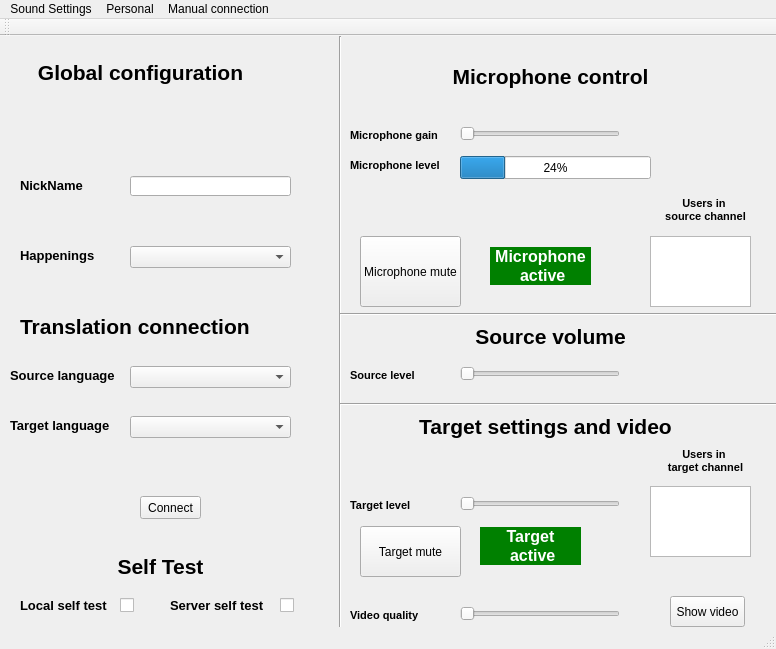
Old version of the form TT_RemoteTranslation/remotetranslatorui.ui in the repository valikl/remote-translator.
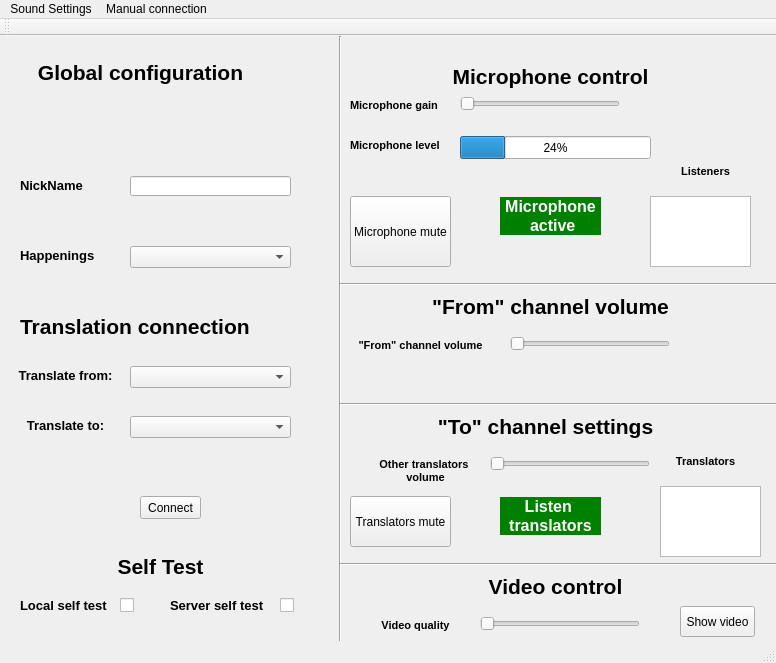
New version of the form.

```diff
--- a/TT_RemoteTranslation/remotetranslatorui.ui
+++ b/TT_RemoteTranslation/remotetranslatorui.ui
@@ -7,7 +7,7 @@
     <x>0</x>
     <y>0</y>
     <width>776</width>
-    <height>649</height>
+    <height>663</height>
    </rect>
   </property>
   <property name="windowTitle">
@@ -119,7 +119,7 @@
 &lt;html&gt;&lt;head&gt;&lt;meta name=&quot;qrichtext&quot; content=&quot;1&quot; /&gt;&lt;style type=&quot;text/css&quot;&gt;
 p, li { white-space: pre-wrap; }
 &lt;/style&gt;&lt;/head&gt;&lt;body style=&quot; font-family:'MS Shell Dlg 2'; font-size:8.25pt; font-weight:400; font-style:normal;&quot;&gt;
-&lt;p style=&quot; margin-top:0px; margin-bottom:0px; margin-left:0px; margin-right:0px; -qt-block-indent:0; text-indent:0px;&quot;&gt;&lt;span style=&quot; font-size:10pt; font-weight:600;&quot;&gt;Source language&lt;/span&gt;&lt;/p&gt;&lt;/body&gt;&lt;/html&gt;</string>
+&lt;p align=&quot;center&quot; style=&quot; margin-top:0px; margin-bottom:0px; margin-left:0px; margin-right:0px; -qt-block-indent:0; text-indent:0px;&quot;&gt;&lt;span style=&quot; font-size:10pt; font-weight:600;&quot;&gt;Translate from:&lt;/span&gt;&lt;/p&gt;&lt;/body&gt;&lt;/html&gt;</string>
     </property>
    </widget>
    <widget class="QLabel" name="label_5">
@@ -136,7 +136,7 @@
 &lt;html&gt;&lt;head&gt;&lt;meta name=&quot;qrichtext&quot; content=&quot;1&quot; /&gt;&lt;style type=&quot;text/css&quot;&gt;
 p, li { white-space: pre-wrap; }
 &lt;/style&gt;&lt;/head&gt;&lt;body style=&quot; font-family:'MS Shell Dlg 2'; font-size:8.25pt; font-weight:400; font-style:normal;&quot;&gt;
-&lt;p style=&quot; margin-top:0px; margin-bottom:0px; margin-left:0px; margin-right:0px; -qt-block-indent:0; text-indent:0px;&quot;&gt;&lt;span style=&quot; font-size:10pt; font-weight:600;&quot;&gt;Target language&lt;/span&gt;&lt;/p&gt;&lt;/body&gt;&lt;/html&gt;</string>
+&lt;p align=&quot;center&quot; style=&quot; margin-top:0px; margin-bottom:0px; margin-left:0px; margin-right:0px; -qt-block-indent:0; text-indent:0px;&quot;&gt;&lt;span style=&quot; font-size:10pt; font-weight:600;&quot;&gt;Translate to:&lt;/span&gt;&lt;/p&gt;&lt;/body&gt;&lt;/html&gt;</string>
     </property>
    </widget>
    <widget class="QLabel" name="label_6">
@@ -237,7 +237,7 @@
     <property name="geometry">
      <rect>
       <x>460</x>
-      <y>90</y>
+      <y>60</y>
       <width>160</width>
       <height>16</height>
      </rect>
@@ -250,7 +250,7 @@
     <property name="geometry">
      <rect>
       <x>350</x>
-      <y>90</y>
+      <y>60</y>
       <width>111</width>
       <height>20</height>
      </rect>
@@ -269,7 +269,7 @@
       <x>330</x>
       <y>0</y>
       <width>20</width>
-      <height>601</height>
+      <height>631</height>
      </rect>
     </property>
     <property name="orientation">
@@ -280,7 +280,7 @@
     <property name="geometry">
      <rect>
       <x>460</x>
-      <y>120</y>
+      <y>100</y>
       <width>191</width>
       <height>23</height>
      </rect>
@@ -293,7 +293,7 @@
     <property name="geometry">
      <rect>
       <x>350</x>
-      <y>120</y>
+      <y>100</y>
       <width>111</width>
       <height>20</height>
      </rect>
@@ -309,8 +309,8 @@
    <widget class="QPushButton" name="MicMuteBut">
     <property name="geometry">
      <rect>
-      <x>360</x>
-      <y>200</y>
+      <x>350</x>
+      <y>160</y>
       <width>101</width>
       <height>71</height>
      </rect>
@@ -322,8 +322,8 @@
    <widget class="QLabel" name="MicStatusLbl">
     <property name="geometry">
      <rect>
-      <x>490</x>
-      <y>200</y>
+      <x>500</x>
+      <y>150</y>
       <width>101</width>
       <height>61</height>
      </rect>
@@ -341,7 +341,7 @@
     <property name="geometry">
      <rect>
       <x>340</x>
-      <y>270</y>
+      <y>240</y>
       <width>441</width>
       <height>16</height>
      </rect>
@@ -354,7 +354,7 @@
     <property name="geometry">
      <rect>
       <x>420</x>
-      <y>280</y>
+      <y>250</y>
       <width>261</width>
       <height>41</height>
      </rect>
@@ -364,15 +364,15 @@
 &lt;html&gt;&lt;head&gt;&lt;meta name=&quot;qrichtext&quot; content=&quot;1&quot; /&gt;&lt;style type=&quot;text/css&quot;&gt;
 p, li { white-space: pre-wrap; }
 &lt;/style&gt;&lt;/head&gt;&lt;body style=&quot; font-family:'MS Shell Dlg 2'; font-size:8.25pt; font-weight:400; font-style:normal;&quot;&gt;
-&lt;p align=&quot;center&quot; style=&quot; margin-top:0px; margin-bottom:0px; margin-left:0px; margin-right:0px; -qt-block-indent:0; text-indent:0px;&quot;&gt;&lt;span style=&quot; font-size:16pt; font-weight:600;&quot;&gt;Source volume&lt;/span&gt;&lt;/p&gt;&lt;/body&gt;&lt;/html&gt;</string>
+&lt;p align=&quot;center&quot; style=&quot; margin-top:0px; margin-bottom:0px; margin-left:0px; margin-right:0px; -qt-block-indent:0; text-indent:0px;&quot;&gt;&lt;span style=&quot; font-size:16pt; font-weight:600;&quot;&gt;&amp;quot;From&amp;quot; channel volume&lt;/span&gt;&lt;/p&gt;&lt;/body&gt;&lt;/html&gt;</string>
     </property>
    </widget>
    <widget class="QLabel" name="label_15">
     <property name="geometry">
      <rect>
       <x>350</x>
-      <y>330</y>
-      <width>111</width>
+      <y>300</y>
+      <width>141</width>
       <height>20</height>
      </rect>
     </property>
@@ -381,14 +381,14 @@
 &lt;html&gt;&lt;head&gt;&lt;meta name=&quot;qrichtext&quot; content=&quot;1&quot; /&gt;&lt;style type=&quot;text/css&quot;&gt;
 p, li { white-space: pre-wrap; }
 &lt;/style&gt;&lt;/head&gt;&lt;body style=&quot; font-family:'MS Shell Dlg 2'; font-size:8.25pt; font-weight:400; font-style:normal;&quot;&gt;
-&lt;p style=&quot; margin-top:0px; margin-bottom:0px; margin-left:0px; margin-right:0px; -qt-block-indent:0; text-indent:0px;&quot;&gt;&lt;span style=&quot; font-size:8pt; font-weight:600;&quot;&gt;Source level&lt;/span&gt;&lt;/p&gt;&lt;/body&gt;&lt;/html&gt;</string>
+&lt;p align=&quot;center&quot; style=&quot; margin-top:0px; margin-bottom:0px; margin-left:0px; margin-right:0px; -qt-block-indent:0; text-indent:0px;&quot;&gt;&lt;span style=&quot; font-size:8pt; font-weight:600;&quot;&gt;&amp;quot;From&amp;quot; channel volume&lt;/span&gt;&lt;/p&gt;&lt;/body&gt;&lt;/html&gt;</string>
     </property>
    </widget>
    <widget class="QSlider" name="SrcLevelSld">
     <property name="geometry">
      <rect>
-      <x>460</x>
-      <y>330</y>
+      <x>510</x>
+      <y>300</y>
       <width>160</width>
       <height>16</height>
      </rect>
@@ -401,7 +401,7 @@
     <property name="geometry">
      <rect>
       <x>650</x>
-      <y>200</y>
+      <y>160</y>
       <width>101</width>
       <height>71</height>
      </rect>
@@ -411,7 +411,7 @@
     <property name="geometry">
      <rect>
       <x>650</x>
-      <y>159</y>
+      <y>120</y>
       <width>111</width>
       <height>31</height>
      </rect>
@@ -421,8 +421,7 @@
 &lt;html&gt;&lt;head&gt;&lt;meta name=&quot;qrichtext&quot; content=&quot;1&quot; /&gt;&lt;style type=&quot;text/css&quot;&gt;
 p, li { white-space: pre-wrap; }
 &lt;/style&gt;&lt;/head&gt;&lt;body style=&quot; font-family:'MS Shell Dlg 2'; font-size:8.25pt; font-weight:400; font-style:normal;&quot;&gt;
-&lt;p align=&quot;center&quot; style=&quot; margin-top:0px; margin-bottom:0px; margin-left:0px; margin-right:0px; -qt-block-indent:0; text-indent:0px;&quot;&gt;&lt;span style=&quot; font-size:8pt; font-weight:600;&quot;&gt;Users in &lt;/span&gt;&lt;/p&gt;
-&lt;p align=&quot;center&quot; style=&quot; margin-top:0px; margin-bottom:0px; margin-left:0px; margin-right:0px; -qt-block-indent:0; text-indent:0px;&quot;&gt;&lt;span style=&quot; font-size:8pt; font-weight:600;&quot;&gt;source channel&lt;/span&gt;&lt;/p&gt;&lt;/body&gt;&lt;/html&gt;</string>
+&lt;p align=&quot;center&quot; style=&quot; margin-top:0px; margin-bottom:0px; margin-left:0px; margin-right:0px; -qt-block-indent:0; text-indent:0px;&quot;&gt;&lt;span style=&quot; font-size:8pt; font-weight:600;&quot;&gt;Listeners&lt;/span&gt;&lt;/p&gt;&lt;/body&gt;&lt;/html&gt;</string>
     </property>
    </widget>
    <widget class="QLabel" name="label_17">
@@ -439,14 +438,13 @@
 &lt;html&gt;&lt;head&gt;&lt;meta name=&quot;qrichtext&quot; content=&quot;1&quot; /&gt;&lt;style type=&quot;text/css&quot;&gt;
 p, li { white-space: pre-wrap; }
 &lt;/style&gt;&lt;/head&gt;&lt;body style=&quot; font-family:'MS Shell Dlg 2'; font-size:8.25pt; font-weight:400; font-style:normal;&quot;&gt;
-&lt;p align=&quot;center&quot; style=&quot; margin-top:0px; margin-bottom:0px; margin-left:0px; margin-right:0px; -qt-block-indent:0; text-indent:0px;&quot;&gt;&lt;span style=&quot; font-size:8pt; font-weight:600;&quot;&gt;Users in &lt;/span&gt;&lt;/p&gt;
-&lt;p align=&quot;center&quot; style=&quot; margin-top:0px; margin-bottom:0px; margin-left:0px; margin-right:0px; -qt-block-indent:0; text-indent:0px;&quot;&gt;&lt;span style=&quot; font-size:8pt; font-weight:600;&quot;&gt;target channel&lt;/span&gt;&lt;/p&gt;&lt;/body&gt;&lt;/html&gt;</string>
+&lt;p align=&quot;center&quot; style=&quot; margin-top:0px; margin-bottom:0px; margin-left:0px; margin-right:0px; -qt-block-indent:0; text-indent:0px;&quot;&gt;&lt;span style=&quot; font-size:8pt; font-weight:600;&quot;&gt;Translators&lt;/span&gt;&lt;/p&gt;&lt;/body&gt;&lt;/html&gt;</string>
     </property>
    </widget>
    <widget class="QListWidget" name="TrgUsersList">
     <property name="geometry">
      <rect>
-      <x>650</x>
+      <x>660</x>
       <y>450</y>
       <width>101</width>
       <height>71</height>
@@ -480,14 +478,14 @@
 &lt;html&gt;&lt;head&gt;&lt;meta name=&quot;qrichtext&quot; content=&quot;1&quot; /&gt;&lt;style type=&quot;text/css&quot;&gt;
 p, li { white-space: pre-wrap; }
 &lt;/style&gt;&lt;/head&gt;&lt;body style=&quot; font-family:'MS Shell Dlg 2'; font-size:8.25pt; font-weight:400; font-style:normal;&quot;&gt;
-&lt;p align=&quot;center&quot; style=&quot; margin-top:0px; margin-bottom:0px; margin-left:0px; margin-right:0px; -qt-block-indent:0; text-indent:0px;&quot;&gt;&lt;span style=&quot; font-size:16pt; font-weight:600;&quot;&gt;Target settings and video&lt;/span&gt;&lt;/p&gt;&lt;/body&gt;&lt;/html&gt;</string>
+&lt;p align=&quot;center&quot; style=&quot; margin-top:0px; margin-bottom:0px; margin-left:0px; margin-right:0px; -qt-block-indent:0; text-indent:0px;&quot;&gt;&lt;span style=&quot; font-size:16pt; font-weight:600;&quot;&gt;&amp;quot;To&amp;quot; channel settings&lt;/span&gt;&lt;/p&gt;&lt;/body&gt;&lt;/html&gt;</string>
     </property>
    </widget>
    <widget class="QLabel" name="TrgStatusLbl">
     <property name="geometry">
      <rect>
-      <x>480</x>
-      <y>480</y>
+      <x>500</x>
+      <y>450</y>
       <width>101</width>
       <height>61</height>
      </rect>
@@ -497,15 +495,15 @@
 &lt;html&gt;&lt;head&gt;&lt;meta name=&quot;qrichtext&quot; content=&quot;1&quot; /&gt;&lt;style type=&quot;text/css&quot;&gt;
 p, li { white-space: pre-wrap; }
 &lt;/style&gt;&lt;/head&gt;&lt;body style=&quot; font-family:'MS Shell Dlg 2'; font-size:8.25pt; font-weight:400; font-style:normal;&quot;&gt;
-&lt;p align=&quot;center&quot; style=&quot; margin-top:0px; margin-bottom:0px; margin-left:0px; margin-right:0px; -qt-block-indent:0; text-indent:0px; background-color:green;&quot;&gt;&lt;span style=&quot; font-size:12pt; font-weight:600; color:white;&quot;&gt;Target&lt;/span&gt;&lt;/p&gt;
-&lt;p align=&quot;center&quot; style=&quot; margin-top:0px; margin-bottom:0px; margin-left:0px; margin-right:0px; -qt-block-indent:0; text-indent:0px; background-color:green;&quot;&gt;&lt;span style=&quot; font-size:12pt; font-weight:600; color:white;&quot;&gt; active&lt;/span&gt;&lt;/p&gt;&lt;/body&gt;&lt;/html&gt;</string>
+&lt;p align=&quot;center&quot; style=&quot; margin-top:0px; margin-bottom:0px; margin-left:0px; margin-right:0px; -qt-block-indent:0; text-indent:0px; background-color:#008000;&quot;&gt;&lt;span style=&quot; font-size:12pt; font-weight:600; color:#ffffff;&quot;&gt;Listen &lt;/span&gt;&lt;/p&gt;
+&lt;p align=&quot;center&quot; style=&quot; margin-top:0px; margin-bottom:0px; margin-left:0px; margin-right:0px; -qt-block-indent:0; text-indent:0px; background-color:#008000;&quot;&gt;&lt;span style=&quot; font-size:12pt; font-weight:600; color:#ffffff;&quot;&gt;translators&lt;/span&gt;&lt;/p&gt;&lt;/body&gt;&lt;/html&gt;</string>
     </property>
    </widget>
    <widget class="QSlider" name="TrgLvlSld">
     <property name="geometry">
      <rect>
-      <x>460</x>
-      <y>460</y>
+      <x>490</x>
+      <y>420</y>
       <width>160</width>
       <height>16</height>
      </rect>
@@ -517,10 +515,10 @@
    <widget class="QLabel" name="label_20">
     <property name="geometry">
      <rect>
-      <x>350</x>
-      <y>460</y>
-      <width>111</width>
-      <height>20</height>
+      <x>360</x>
+      <y>420</y>
+      <width>131</width>
+      <height>31</height>
      </rect>
     </property>
     <property name="text">
@@ -528,27 +526,28 @@
 &lt;html&gt;&lt;head&gt;&lt;meta name=&quot;qrichtext&quot; content=&quot;1&quot; /&gt;&lt;style type=&quot;text/css&quot;&gt;
 p, li { white-space: pre-wrap; }
 &lt;/style&gt;&lt;/head&gt;&lt;body style=&quot; font-family:'MS Shell Dlg 2'; font-size:8.25pt; font-weight:400; font-style:normal;&quot;&gt;
-&lt;p style=&quot; margin-top:0px; margin-bottom:0px; margin-left:0px; margin-right:0px; -qt-block-indent:0; text-indent:0px;&quot;&gt;&lt;span style=&quot; font-size:8pt; font-weight:600;&quot;&gt;Target level&lt;/span&gt;&lt;/p&gt;&lt;/body&gt;&lt;/html&gt;</string>
+&lt;p align=&quot;center&quot; style=&quot; margin-top:0px; margin-bottom:0px; margin-left:0px; margin-right:0px; -qt-block-indent:0; text-indent:0px;&quot;&gt;&lt;span style=&quot; font-size:8pt; font-weight:600;&quot;&gt;Other translators &lt;/span&gt;&lt;/p&gt;
+&lt;p align=&quot;center&quot; style=&quot; margin-top:0px; margin-bottom:0px; margin-left:0px; margin-right:0px; -qt-block-indent:0; text-indent:0px;&quot;&gt;&lt;span style=&quot; font-size:8pt; font-weight:600;&quot;&gt;volume&lt;/span&gt;&lt;/p&gt;&lt;/body&gt;&lt;/html&gt;</string>
     </property>
    </widget>
    <widget class="QPushButton" name="TrgMuteBut">
     <property name="geometry">
      <rect>
-      <x>360</x>
-      <y>490</y>
+      <x>350</x>
+      <y>460</y>
       <width>101</width>
       <height>51</height>
      </rect>
     </property>
     <property name="text">
-     <string>Target mute</string>
+     <string>Translators mute</string>
     </property>
    </widget>
    <widget class="QSlider" name="VideoLvlSld">
     <property name="geometry">
      <rect>
-      <x>460</x>
-      <y>570</y>
+      <x>480</x>
+      <y>580</y>
       <width>160</width>
       <height>16</height>
      </rect>
@@ -560,8 +559,8 @@
    <widget class="QLabel" name="label_21">
     <property name="geometry">
      <rect>
-      <x>350</x>
-      <y>570</y>
+      <x>360</x>
+      <y>580</y>
       <width>111</width>
       <height>20</height>
      </rect>
@@ -571,14 +570,14 @@
 &lt;html&gt;&lt;head&gt;&lt;meta name=&quot;qrichtext&quot; content=&quot;1&quot; /&gt;&lt;style type=&quot;text/css&quot;&gt;
 p, li { white-space: pre-wrap; }
 &lt;/style&gt;&lt;/head&gt;&lt;body style=&quot; font-family:'MS Shell Dlg 2'; font-size:8.25pt; font-weight:400; font-style:normal;&quot;&gt;
-&lt;p style=&quot; margin-top:0px; margin-bottom:0px; margin-left:0px; margin-right:0px; -qt-block-indent:0; text-indent:0px;&quot;&gt;&lt;span style=&quot; font-size:8pt; font-weight:600;&quot;&gt;Video quality&lt;/span&gt;&lt;/p&gt;&lt;/body&gt;&lt;/html&gt;</string>
+&lt;p align=&quot;center&quot; style=&quot; margin-top:0px; margin-bottom:0px; margin-left:0px; margin-right:0px; -qt-block-indent:0; text-indent:0px;&quot;&gt;&lt;span style=&quot; font-size:8pt; font-weight:600;&quot;&gt;Video quality&lt;/span&gt;&lt;/p&gt;&lt;/body&gt;&lt;/html&gt;</string>
     </property>
    </widget>
    <widget class="QPushButton" name="showVideoButton">
     <property name="geometry">
      <rect>
-      <x>670</x>
-      <y>560</y>
+      <x>680</x>
+      <y>570</y>
       <width>75</width>
       <height>31</height>
      </rect>
@@ -617,6 +616,36 @@
      <string/>
     </property>
    </widget>
+   <widget class="Line" name="line_4">
+    <property name="geometry">
+     <rect>
+      <x>340</x>
+      <y>520</y>
+      <width>441</width>
+      <height>16</height>
+     </rect>
+    </property>
+    <property name="orientation">
+     <enum>Qt::Horizontal</enum>
+    </property>
+   </widget>
+   <widget class="QLabel" name="label_19">
+    <property name="geometry">
+     <rect>
+      <x>410</x>
+      <y>530</y>
+      <width>291</width>
+      <height>41</height>
+     </rect>
+    </property>
+    <property name="text">
+     <string>&lt;!DOCTYPE HTML PUBLIC &quot;-//W3C//DTD HTML 4.0//EN&quot; &quot;http://www.w3.org/TR/REC-html40/strict.dtd&quot;&gt;
+&lt;html&gt;&lt;head&gt;&lt;meta name=&quot;qrichtext&quot; content=&quot;1&quot; /&gt;&lt;style type=&quot;text/css&quot;&gt;
+p, li { white-space: pre-wrap; }
+&lt;/style&gt;&lt;/head&gt;&lt;body style=&quot; font-family:'MS Shell Dlg 2'; font-size:8.25pt; font-weight:400; font-style:normal;&quot;&gt;
+&lt;p align=&quot;center&quot; style=&quot; margin-top:0px; margin-bottom:0px; margin-left:0px; margin-right:0px; -qt-block-indent:0; text-indent:0px;&quot;&gt;&lt;span style=&quot; font-size:16pt; font-weight:600;&quot;&gt;Video control&lt;/span&gt;&lt;/p&gt;&lt;/body&gt;&lt;/html&gt;</string>
+    </property>
+   </widget>
   </widget>
   <widget class="QMenuBar" name="menuBar">
    <property name="geometry">
@@ -634,14 +663,6 @@
     <addaction name="actionConfigure_Audio"/>
     <addaction name="actionAudio_Filters"/>
    </widget>
-   <widget class="QMenu" name="menuPersonal">
-    <property name="title">
-     <string>Personal</string>
-    </property>
-    <addaction name="separator"/>
-    <addaction name="actionChange_nickname"/>
-    <addaction name="actionChange_password"/>
-   </widget>
    <widget class="QMenu" name="menuManual_TT_connection">
     <property name="title">
      <string>Manual connection</string>
@@ -651,7 +672,6 @@
     <addaction name="actionRestore_default_configuration"/>
    </widget>
    <addaction name="menuSound_Settings"/>
-   <addaction name="menuPersonal"/>
    <addaction name="menuManual_TT_connection"/>
   </widget>
   <widget class="QToolBar" name="mainToolBar">
```
Left out of the diff: 1 changed line with no effect on the pictures.
